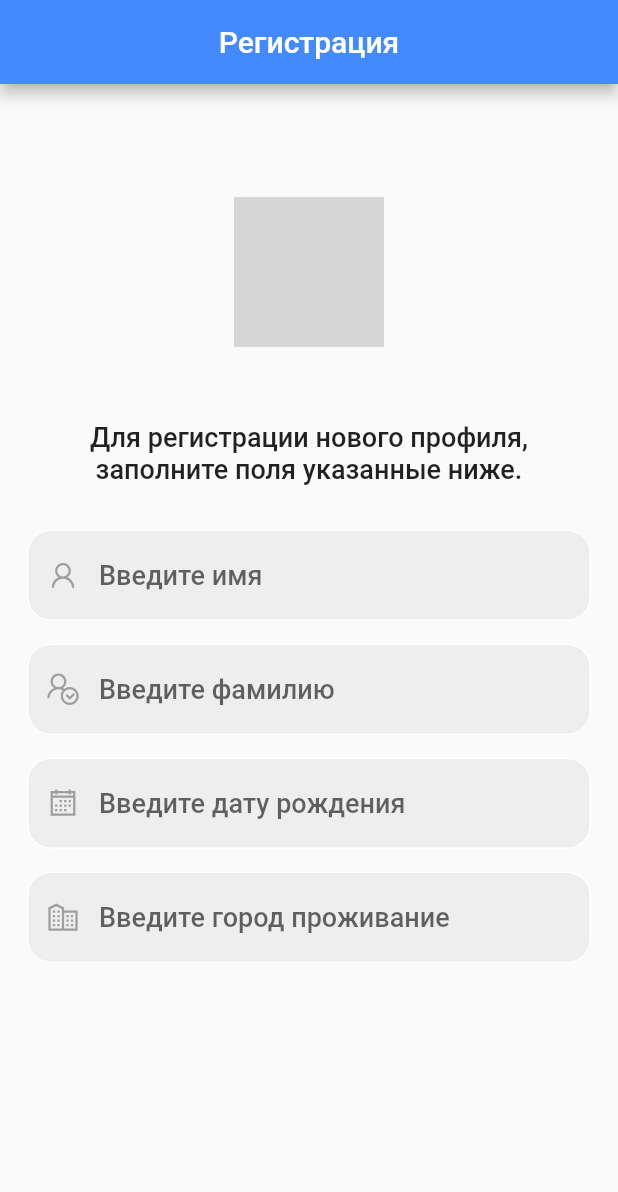
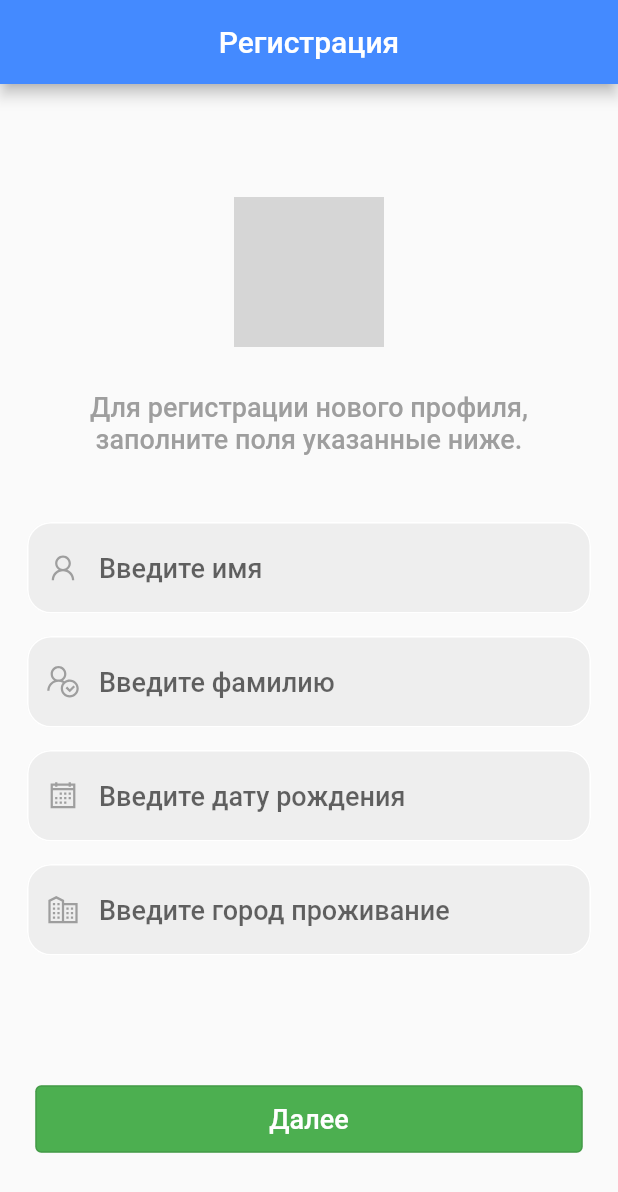
Before and after one commit to FedotovV/social_network, a Flutter app: the screen it shows after launch, on a phone screen of 412 x 824 dp. Shown: the top 1192 px of the screen. Run offline on Flutter 3.47's test engine with Material 2 defaults, Android fonts, the phone set to English and light mode, and no system bars; our stand-ins replace flutter_multi_formatter, line_icons; missing offline and left inert: pattern_formatter; grey boxes are pictures that could not be loaded.

Commit message:
completed the basic layout of the new user registration form screen

```diff
--- a/lib/login_screen/registration_screen/user_registration_screen.dart
+++ b/lib/login_screen/registration_screen/user_registration_screen.dart
@@ -109,7 +109,7 @@ class _UserRegistrationScreenState extends State<UserRegistrationScreen> {
                   ),
                   Logos.logoVK,
                   const SizedBox(
-                    height: 50,
+                    height: 30,
                   ),
 
                   // Виджет с текстом "для регистрации нового профиля..."
@@ -118,11 +118,12 @@ class _UserRegistrationScreenState extends State<UserRegistrationScreen> {
                     style: TextStyle(
                       fontSize: 18,
                       fontWeight: FontWeight.w500,
+                      color: Colors.grey,
                     ),
                     textAlign: TextAlign.center,
                   ),
                   const SizedBox(
-                    height: 30,
+                    height: 45,
                   ),
                   // Поле для ввода "Введите имя"
                   TextFormField(
@@ -241,12 +242,12 @@ class _UserRegistrationScreenState extends State<UserRegistrationScreen> {
                     ),
                     controller: _dateOfBirth,
                     decoration: InputDecoration(
-                      suffixIcon: _userLastName.text.isNotEmpty
+                      suffixIcon: _dateOfBirth.text.isNotEmpty
                           ? IconButton(
                               color: Colors.grey,
                               onPressed: () {
                                 setState(() {
-                                  _userLastName.clear();
+                                  _dateOfBirth.clear();
                                 });
                               },
                               icon: const Icon(Icons.cancel))
@@ -292,12 +293,12 @@ class _UserRegistrationScreenState extends State<UserRegistrationScreen> {
                     ),
                     controller: _cityResidence,
                     decoration: InputDecoration(
-                      suffixIcon: _userLastName.text.isNotEmpty
+                      suffixIcon: _cityResidence.text.isNotEmpty
                           ? IconButton(
                               color: Colors.grey,
                               onPressed: () {
                                 setState(() {
-                                  _userLastName.clear();
+                                  _cityResidence.clear();
                                 });
                               },
                               icon: const Icon(Icons.cancel))
@@ -332,7 +333,24 @@ class _UserRegistrationScreenState extends State<UserRegistrationScreen> {
                     ),
                   ),
                   const SizedBox(
-                    height: 15,
+                    height: 85,
+                  ),
+                  OutlinedButton(
+                    style: OutlinedButton.styleFrom(
+                      primary: Colors.white,
+                      backgroundColor: Colors.green,
+                      fixedSize: const Size(365, 45),
+                    ),
+                    onPressed: () {
+                      Navigator.pushNamed(context, '/user_home_screen');
+                    },
+                    child: const Text(
+                      'Далее',
+                      style: TextStyle(
+                        color: Colors.white,
+                        fontSize: 18.0,
+                      ),
+                    ),
                   ),
                 ],
               ),
--- a/lib/main.dart
+++ b/lib/main.dart
@@ -26,8 +26,8 @@ class MyApp extends StatelessWidget {
         '/start_screen': (context) => const StartScreen(),
         '/registration_screen': (context) => const RegistrationScreen(),
         '/login_screen': (context) => const LoginScreen(),
-        '/user_home_screen': (context) => UserHomeScreen(),
-        '/user_home': (context) => UserHomeScreen(),
+        '/user_home_screen': (context) => const UserHomeScreen(),
+        '/user_home': (context) => const UserHomeScreen(),
         '/user_editing': (context) => const UserEditing(),
         '/set_status_profile': (context) => const SetStatusWidget(),
         '/user_registration_screen': (context) =>
```
